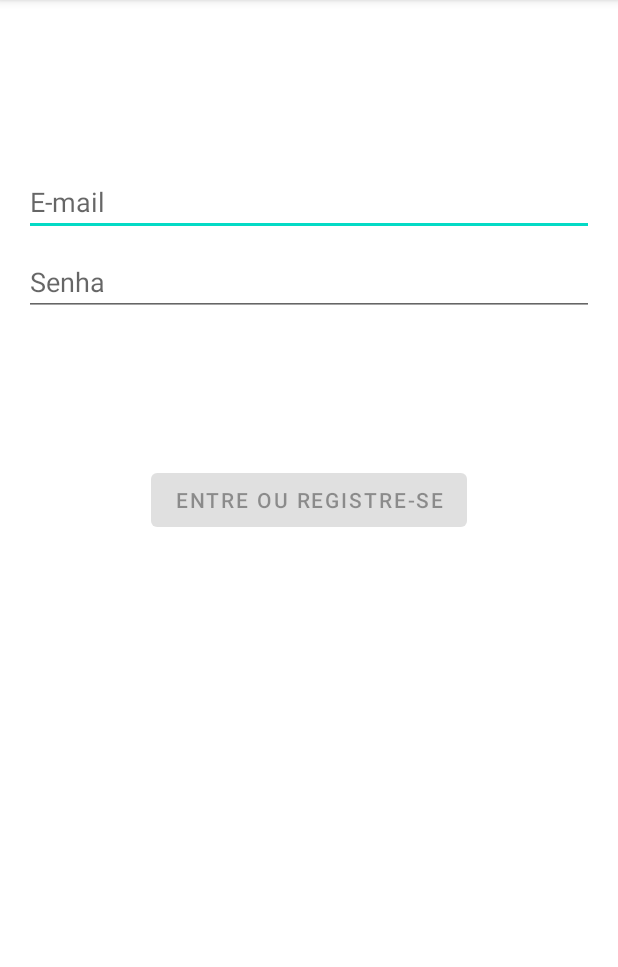
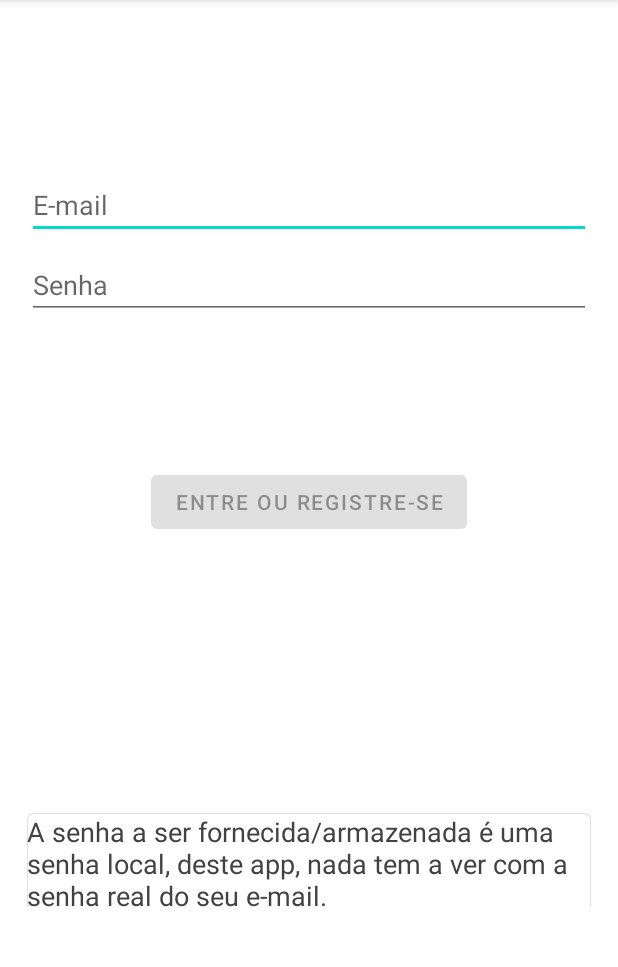
Before and after one commit to rwmendes/modulo-de-login, an Android app: the screen it shows after launch (LoginActivity), on a phone screen of 412 x 824 dp, the part 84-1051 px from its top. Run offline under Robolectric (Android 15) with nearby library versions, the phone set to English and light mode, and no system bars; our stand-ins replace Room's generated code.

Commit message:
melhorias de interface

```diff
--- a/modulodelogin/build.gradle.kts
+++ b/modulodelogin/build.gradle.kts
@@ -76,7 +76,7 @@ publishing{
         register<MavenPublication>(name = "release") {
             groupId = "com.github.rwmendes"
             artifactId = "modulo-de-login"
-            version = "0.0.8"
+            version = "0.0.9"
 
             afterEvaluate {
                 from(components["release"])
--- a/modulodelogin/src/main/java/com/rwmendes/modulodelogin/ui/login/LoginActivity.kt
+++ b/modulodelogin/src/main/java/com/rwmendes/modulodelogin/ui/login/LoginActivity.kt
@@ -33,6 +33,9 @@ class LoginActivity : AppCompatActivity() {
         val loginButton = binding.login
         val loadingProgressBar = binding.loading
 
+        // Coloca foco no campo de nome de usuário inicialmente
+        usernameEditText.requestFocus()
+
         // Inicialize o ViewModel usando ViewModelFactory
         loginViewModel = ViewModelProvider(this, LoginViewModelFactory(applicationContext))
             .get(LoginViewModel::class.java)
@@ -57,13 +60,11 @@ class LoginActivity : AppCompatActivity() {
 
             when (loginResult) {
                 is LoginResult.Success -> {
-                    // Quando o login for bem-sucedido, define o resultado para OK e finaliza a atividade
                     updateUiWithUser(loginResult.userView)
                     setResult(Activity.RESULT_OK)
                     finish()
                 }
                 is LoginResult.Error -> {
-                    // Exibe uma mensagem de erro adequada ao tipo de erro
                     showLoginFailed(loginResult.errorType)
                 }
             }
@@ -95,21 +96,16 @@ class LoginActivity : AppCompatActivity() {
         }
     }
 
-    // Função para atualizar a interface com os detalhes do usuário logado
     private fun updateUiWithUser(model: LoggedInUserView) {
         val welcome = getString(R.string.welcome)
         val displayName = model.displayName
         Toast.makeText(applicationContext, "$welcome $displayName", Toast.LENGTH_LONG).show()
     }
 
-    // Exibe a mensagem de erro ao usuário
     private fun showLoginFailed(@StringRes errorString: Int) {
         Toast.makeText(applicationContext, getString(errorString), Toast.LENGTH_SHORT).show()
     }
 
-    /**
-     * Função de extensão para simplificar a ação `afterTextChanged` em componentes `EditText`.
-     */
     fun EditText.afterTextChanged(afterTextChanged: (String) -> Unit) {
         addTextChangedListener(object : TextWatcher {
             override fun afterTextChanged(s: Editable) {
--- /dev/null
+++ b/modulodelogin/src/main/res/drawable/edittext_background.xml
@@ -0,0 +1,15 @@
+<?xml version="1.0" encoding="utf-8"?>
+<layer-list xmlns:android="http://schemas.android.com/apk/res/android">
+    <item android:bottom="2dp">
+        <shape android:shape="rectangle">
+            <solid android:color="#E0E0E0" />  <!-- Define a cor de fundo como cinza claro -->
+            <corners android:radius="4dp" />
+        </shape>
+    </item>
+    <item android:bottom="1dp" android:top="1dp" android:left="1dp" android:right="1dp">
+        <shape>
+            <solid android:color="#FFFFFF" />  <!-- Cor do interior da caixa -->
+            <corners android:radius="4dp" />
+        </shape>
+    </item>
+</layer-list>
--- a/modulodelogin/src/main/res/layout/activity_login.xml
+++ b/modulodelogin/src/main/res/layout/activity_login.xml
@@ -19,6 +19,7 @@
         android:layout_marginTop="96dp"
         android:hint="@string/prompt_email"
         android:inputType="textEmailAddress"
+        android:textSize="@dimen/activity_font_size"
         android:selectAllOnFocus="true"
         app:layout_constraintEnd_toEndOf="parent"
         app:layout_constraintStart_toStartOf="parent"
@@ -30,6 +31,7 @@
         android:layout_height="wrap_content"
         android:layout_marginTop="8dp"
         android:hint="@string/prompt_password"
+        android:textSize="@dimen/activity_font_size"
         android:imeActionLabel="@string/action_sign_in_short"
         android:imeOptions="actionDone"
         android:inputType="textPassword"
@@ -53,6 +55,24 @@
         app:layout_constraintTop_toBottomOf="@+id/password"
         app:layout_constraintVertical_bias="0.2" />
 
+    <TextView
+        android:id="@+id/observation"
+        android:layout_width="0dp"
+        android:layout_height="wrap_content"
+        android:text="@string/password_info"
+        android:textColor="#424242"
+        android:textSize="18sp"
+        android:background="@drawable/edittext_background"
+        android:maxLines="4"
+        android:scrollbars="vertical"
+        android:gravity="start|top"
+        app:layout_constraintTop_toBottomOf="@+id/login"
+        app:layout_constraintStart_toStartOf="parent"
+        app:layout_constraintEnd_toEndOf="parent"
+        app:layout_constraintBottom_toBottomOf="parent"
+        android:layout_marginTop="50dp"
+        android:layout_marginBottom="8dp" />
+
     <ProgressBar
         android:id="@+id/loading"
         android:visibility="gone"
--- a/modulodelogin/src/main/res/values/dimens.xml
+++ b/modulodelogin/src/main/res/values/dimens.xml
@@ -1,5 +1,6 @@
 <resources>
     <!-- Default screen margins, per the Android Design guidelines. -->
- <dimen name="activity_horizontal_margin">16dp</dimen>
- <dimen name="activity_vertical_margin">16dp</dimen>
+ <dimen name="activity_horizontal_margin">18dp</dimen>
+ <dimen name="activity_vertical_margin">18dp</dimen>
+ <dimen name="activity_font_size">18sp</dimen>
 </resources>
--- a/modulodelogin/src/main/res/values/strings.xml
+++ b/modulodelogin/src/main/res/values/strings.xml
@@ -6,6 +6,7 @@
     <string name="action_sign_in">Entre ou registre-se</string>
     <string name="action_sign_in_short">Entrar</string>
     <string name="welcome">"Bem-vindo!"</string>
+    <string name="password_info">"A senha a ser fornecida/armazenada é uma senha local, deste app, nada tem a ver com a senha real do seu e-mail."</string>
     <string name="invalid_username">Não é um nome de usuário válido</string>
     <string name="invalid_password"> A senha deve ter mais do que 5 caracteres</string>
     <string name="login_failed">"O seu login falhou"</string>
```
